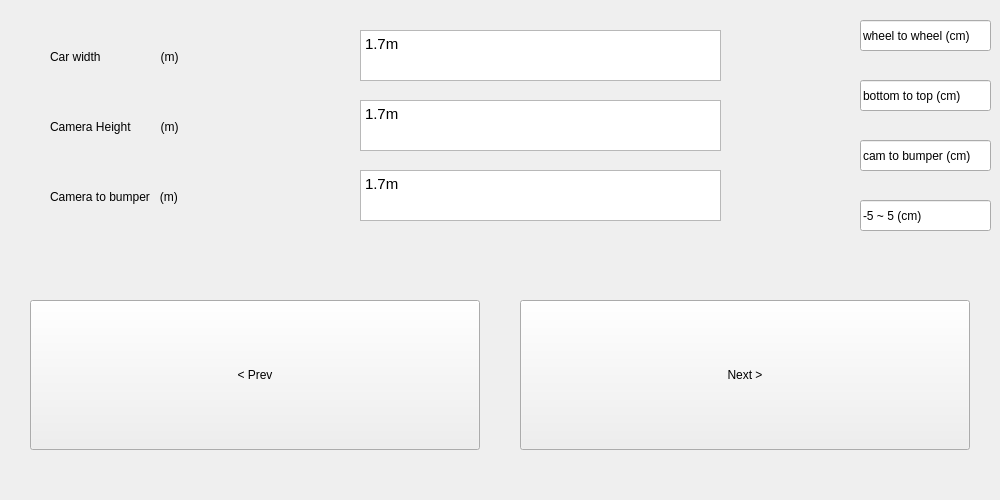
This is parameterinput.ui in owo458/TempProject as Qt 5 draws it before an edit. The edited form follows.
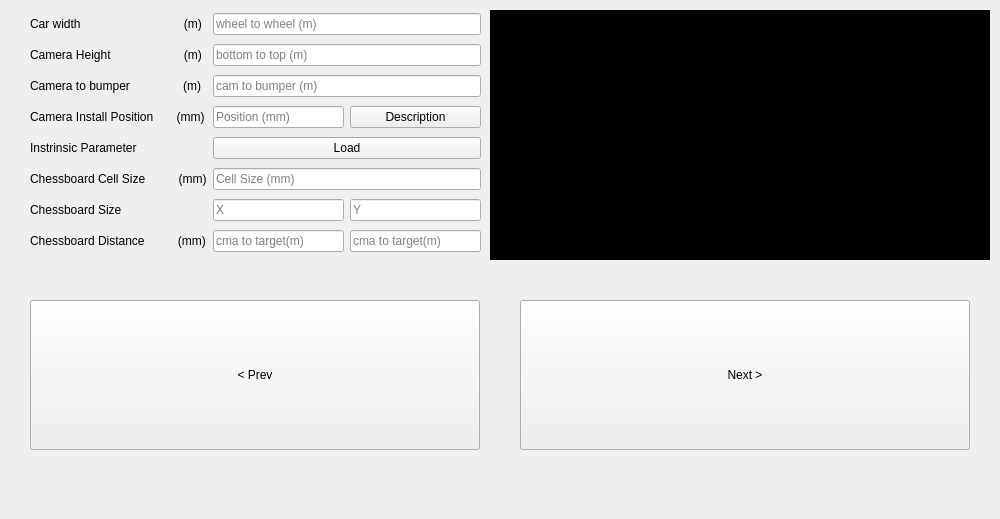
This is the edited form.

Commit message:
[GUI 수정] parameterinput GUI 수정
- GUI 수정

- Load file

- Load img

Diff of the .ui file:
```diff
--- a/parameterinput.ui
+++ b/parameterinput.ui
@@ -7,78 +7,12 @@
     <x>0</x>
     <y>0</y>
     <width>1000</width>
-    <height>500</height>
+    <height>519</height>
    </rect>
   </property>
   <property name="windowTitle">
    <string>Form</string>
   </property>
-  <widget class="QTextEdit" name="CarWidth">
-   <property name="geometry">
-    <rect>
-     <x>360</x>
-     <y>30</y>
-     <width>361</width>
-     <height>51</height>
-    </rect>
-   </property>
-   <property name="autoFillBackground">
-    <bool>false</bool>
-   </property>
-   <property name="verticalScrollBarPolicy">
-    <enum>Qt::ScrollBarAlwaysOff</enum>
-   </property>
-   <property name="horizontalScrollBarPolicy">
-    <enum>Qt::ScrollBarAlwaysOff</enum>
-   </property>
-   <property name="html">
-    <string>&lt;!DOCTYPE HTML PUBLIC &quot;-//W3C//DTD HTML 4.0//EN&quot; &quot;http://www.w3.org/TR/REC-html40/strict.dtd&quot;&gt;
-&lt;html&gt;&lt;head&gt;&lt;meta name=&quot;qrichtext&quot; content=&quot;1&quot; /&gt;&lt;style type=&quot;text/css&quot;&gt;
-p, li { white-space: pre-wrap; }
-&lt;/style&gt;&lt;/head&gt;&lt;body style=&quot; font-family:'Sans Serif'; font-size:9pt; font-weight:400; font-style:normal;&quot;&gt;
-&lt;p style=&quot; margin-top:0px; margin-bottom:0px; margin-left:0px; margin-right:0px; -qt-block-indent:0; text-indent:0px;&quot;&gt;&lt;span style=&quot; font-family:'Ubuntu'; font-size:11pt;&quot;&gt;1.7m&lt;/span&gt;&lt;/p&gt;
-&lt;p style=&quot;-qt-paragraph-type:empty; margin-top:0px; margin-bottom:0px; margin-left:0px; margin-right:0px; -qt-block-indent:0; text-indent:0px; font-family:'Ubuntu'; font-size:11pt;&quot;&gt;&lt;br /&gt;&lt;/p&gt;&lt;/body&gt;&lt;/html&gt;</string>
-   </property>
-  </widget>
-  <widget class="QLabel" name="label">
-   <property name="geometry">
-    <rect>
-     <x>50</x>
-     <y>40</y>
-     <width>301</width>
-     <height>34</height>
-    </rect>
-   </property>
-   <property name="text">
-    <string>Car width                  (m)</string>
-   </property>
-  </widget>
-  <widget class="QLabel" name="label_2">
-   <property name="geometry">
-    <rect>
-     <x>50</x>
-     <y>110</y>
-     <width>301</width>
-     <height>34</height>
-    </rect>
-   </property>
-   <property name="text">
-    <string>Camera Height         (m)</string>
-   </property>
-  </widget>
-  <widget class="QLabel" name="label_3">
-   <property name="geometry">
-    <rect>
-     <x>50</x>
-     <y>180</y>
-     <width>301</width>
-     <height>34</height>
-    </rect>
-   </property>
-   <property name="text">
-    <string>Camera to bumper   (m)</string>
-   </property>
-  </widget>
   <widget class="QPushButton" name="pushbtn_prev_mesure">
    <property name="geometry">
     <rect>
@@ -105,93 +39,196 @@
     <string>Next &gt;</string>
    </property>
   </widget>
-  <widget class="QTextEdit" name="CameraHeight">
+  <widget class="QLabel" name="PointImg">
    <property name="geometry">
     <rect>
-     <x>360</x>
-     <y>100</y>
-     <width>361</width>
-     <height>51</height>
+     <x>490</x>
+     <y>10</y>
+     <width>500</width>
+     <height>250</height>
     </rect>
    </property>
-   <property name="html">
-    <string>&lt;!DOCTYPE HTML PUBLIC &quot;-//W3C//DTD HTML 4.0//EN&quot; &quot;http://www.w3.org/TR/REC-html40/strict.dtd&quot;&gt;
-&lt;html&gt;&lt;head&gt;&lt;meta name=&quot;qrichtext&quot; content=&quot;1&quot; /&gt;&lt;style type=&quot;text/css&quot;&gt;
-p, li { white-space: pre-wrap; }
-&lt;/style&gt;&lt;/head&gt;&lt;body style=&quot; font-family:'Sans Serif'; font-size:9pt; font-weight:400; font-style:normal;&quot;&gt;
-&lt;p style=&quot; margin-top:0px; margin-bottom:0px; margin-left:0px; margin-right:0px; -qt-block-indent:0; text-indent:0px;&quot;&gt;&lt;span style=&quot; font-family:'Ubuntu'; font-size:11pt;&quot;&gt;1.7m&lt;/span&gt;&lt;/p&gt;
-&lt;p style=&quot;-qt-paragraph-type:empty; margin-top:0px; margin-bottom:0px; margin-left:0px; margin-right:0px; -qt-block-indent:0; text-indent:0px; font-family:'Ubuntu'; font-size:11pt;&quot;&gt;&lt;br /&gt;&lt;/p&gt;&lt;/body&gt;&lt;/html&gt;</string>
+   <property name="styleSheet">
+    <string notr="true">background-color: rgb(0, 0, 0);</string>
    </property>
-  </widget>
-  <widget class="QTextEdit" name="CameraToBumper">
-   <property name="geometry">
-    <rect>
-     <x>360</x>
-     <y>170</y>
-     <width>361</width>
-     <height>51</height>
-    </rect>
-   </property>
-   <property name="html">
-    <string>&lt;!DOCTYPE HTML PUBLIC &quot;-//W3C//DTD HTML 4.0//EN&quot; &quot;http://www.w3.org/TR/REC-html40/strict.dtd&quot;&gt;
-&lt;html&gt;&lt;head&gt;&lt;meta name=&quot;qrichtext&quot; content=&quot;1&quot; /&gt;&lt;style type=&quot;text/css&quot;&gt;
-p, li { white-space: pre-wrap; }
-&lt;/style&gt;&lt;/head&gt;&lt;body style=&quot; font-family:'Sans Serif'; font-size:9pt; font-weight:400; font-style:normal;&quot;&gt;
-&lt;p style=&quot; margin-top:0px; margin-bottom:0px; margin-left:0px; margin-right:0px; -qt-block-indent:0; text-indent:0px;&quot;&gt;&lt;span style=&quot; font-family:'Ubuntu'; font-size:11pt;&quot;&gt;1.7m&lt;/span&gt;&lt;/p&gt;
-&lt;p style=&quot;-qt-paragraph-type:empty; margin-top:0px; margin-bottom:0px; margin-left:0px; margin-right:0px; -qt-block-indent:0; text-indent:0px; font-family:'Ubuntu'; font-size:11pt;&quot;&gt;&lt;br /&gt;&lt;/p&gt;&lt;/body&gt;&lt;/html&gt;</string>
-   </property>
-  </widget>
-  <widget class="QLineEdit" name="lineEdit_camHeight">
-   <property name="geometry">
-    <rect>
-     <x>860</x>
-     <y>80</y>
-     <width>131</width>
-     <height>31</height>
-    </rect>
-   </property>
    <property name="text">
-    <string>bottom to top (cm)</string>
+    <string/>
    </property>
   </widget>
-  <widget class="QLineEdit" name="lineEdit_carWidth">
+  <widget class="QWidget" name="">
    <property name="geometry">
     <rect>
-     <x>860</x>
-     <y>20</y>
-     <width>131</width>
-     <height>31</height>
+     <x>30</x>
+     <y>10</y>
+     <width>451</width>
+     <height>251</height>
     </rect>
    </property>
-   <property name="text">
-    <string>wheel to wheel (cm)</string>
-   </property>
-  </widget>
-  <widget class="QLineEdit" name="lineEdit_camInstallLoc">
-   <property name="geometry">
-    <rect>
-     <x>860</x>
-     <y>200</y>
-     <width>131</width>
-     <height>31</height>
-    </rect>
-   </property>
-   <property name="text">
-    <string>-5 ~ 5 (cm)</string>
-   </property>
-  </widget>
-  <widget class="QLineEdit" name="lineEdit_camToBumper">
-   <property name="geometry">
-    <rect>
-     <x>860</x>
-     <y>140</y>
-     <width>131</width>
-     <height>31</height>
-    </rect>
-   </property>
-   <property name="text">
-    <string>cam to bumper (cm)</string>
-   </property>
+   <layout class="QGridLayout" name="gridLayout">
+    <item row="6" column="0">
+     <widget class="QLabel" name="label_5">
+      <property name="text">
+       <string>Chessboard Size</string>
+      </property>
+     </widget>
+    </item>
+    <item row="0" column="1" colspan="2">
+     <widget class="QLineEdit" name="lineEdit_carWidth">
+      <property name="text">
+       <string/>
+      </property>
+      <property name="placeholderText">
+       <string notr="true">wheel to wheel (m)</string>
+      </property>
+      <property name="clearButtonEnabled">
+       <bool>false</bool>
+      </property>
+     </widget>
+    </item>
+    <item row="2" column="1" colspan="2">
+     <widget class="QLineEdit" name="lineEdit_cameraTobumper">
+      <property name="text">
+       <string/>
+      </property>
+      <property name="placeholderText">
+       <string notr="true">cam to bumper (m)</string>
+      </property>
+     </widget>
+    </item>
+    <item row="7" column="1">
+     <widget class="QLineEdit" name="lineEdit_carTochessboard_1">
+      <property name="text">
+       <string/>
+      </property>
+      <property name="placeholderText">
+       <string notr="true">cma to target(m)</string>
+      </property>
+     </widget>
+    </item>
+    <item row="7" column="2">
+     <widget class="QLineEdit" name="lineEdit_carTochessboard_2">
+      <property name="text">
+       <string/>
+      </property>
+      <property name="placeholderText">
+       <string notr="true">cma to target(m)</string>
+      </property>
+     </widget>
+    </item>
+    <item row="6" column="1">
+     <widget class="QLineEdit" name="lineEdit_chessboardSizeX">
+      <property name="text">
+       <string/>
+      </property>
+      <property name="placeholderText">
+       <string notr="true">X</string>
+      </property>
+     </widget>
+    </item>
+    <item row="3" column="2">
+     <widget class="QPushButton" name="pushButton">
+      <property name="text">
+       <string>Description</string>
+      </property>
+     </widget>
+    </item>
+    <item row="3" column="1">
+     <widget class="QLineEdit" name="lineEdit_cameraInstallPosition">
+      <property name="text">
+       <string/>
+      </property>
+      <property name="placeholderText">
+       <string notr="true">Position (mm)</string>
+      </property>
+     </widget>
+    </item>
+    <item row="1" column="0">
+     <widget class="QLabel" name="label_2">
+      <property name="text">
+       <string>Camera Height                      (m)</string>
+      </property>
+     </widget>
+    </item>
+    <item row="5" column="0">
+     <widget class="QLabel" name="label_4">
+      <property name="text">
+       <string>Chessboard Cell Size          (mm)</string>
+      </property>
+     </widget>
+    </item>
+    <item row="1" column="1" colspan="2">
+     <widget class="QLineEdit" name="lineEdit_carHeight">
+      <property name="text">
+       <string/>
+      </property>
+      <property name="placeholderText">
+       <string notr="true">bottom to top (m)</string>
+      </property>
+     </widget>
+    </item>
+    <item row="7" column="0">
+     <widget class="QLabel" name="label_8">
+      <property name="text">
+       <string>Chessboard Distance          (mm)</string>
+      </property>
+     </widget>
+    </item>
+    <item row="6" column="2">
+     <widget class="QLineEdit" name="lineEdit_chessboardSizeY">
+      <property name="text">
+       <string/>
+      </property>
+      <property name="placeholderText">
+       <string notr="true">Y</string>
+      </property>
+     </widget>
+    </item>
+    <item row="2" column="0">
+     <widget class="QLabel" name="label_3">
+      <property name="text">
+       <string>Camera to bumper                (m)</string>
+      </property>
+     </widget>
+    </item>
+    <item row="4" column="1" colspan="2">
+     <widget class="QPushButton" name="pushButton_2">
+      <property name="text">
+       <string>Load</string>
+      </property>
+     </widget>
+    </item>
+    <item row="5" column="1" colspan="2">
+     <widget class="QLineEdit" name="lineEdit_cellSize">
+      <property name="text">
+       <string/>
+      </property>
+      <property name="placeholderText">
+       <string notr="true">Cell Size (mm)</string>
+      </property>
+     </widget>
+    </item>
+    <item row="4" column="0">
+     <widget class="QLabel" name="label_7">
+      <property name="text">
+       <string>Instrinsic Parameter</string>
+      </property>
+     </widget>
+    </item>
+    <item row="3" column="0">
+     <widget class="QLabel" name="label_6">
+      <property name="text">
+       <string>Camera Install Position       (mm)</string>
+      </property>
+     </widget>
+    </item>
+    <item row="0" column="0">
+     <widget class="QLabel" name="label_9">
+      <property name="text">
+       <string>Car width                               (m)</string>
+      </property>
+     </widget>
+    </item>
+   </layout>
   </widget>
  </widget>
  <resources/>
```
The commit also changes 11 other files.
